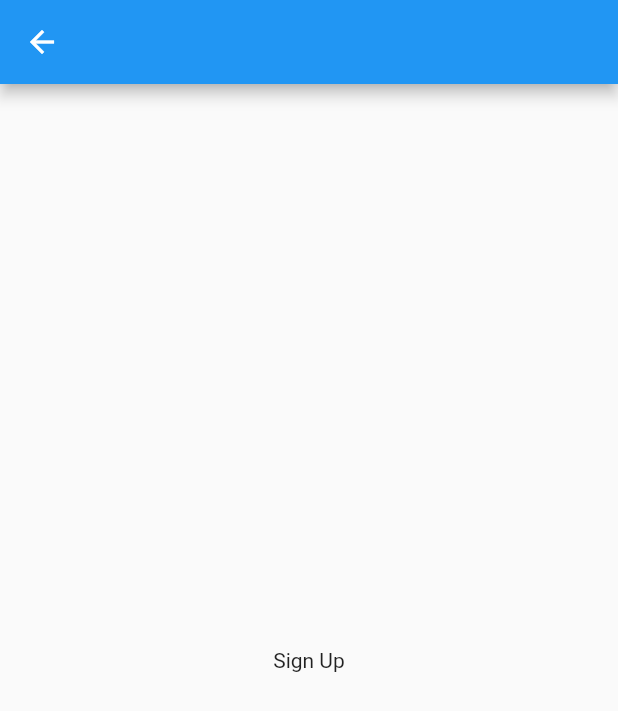
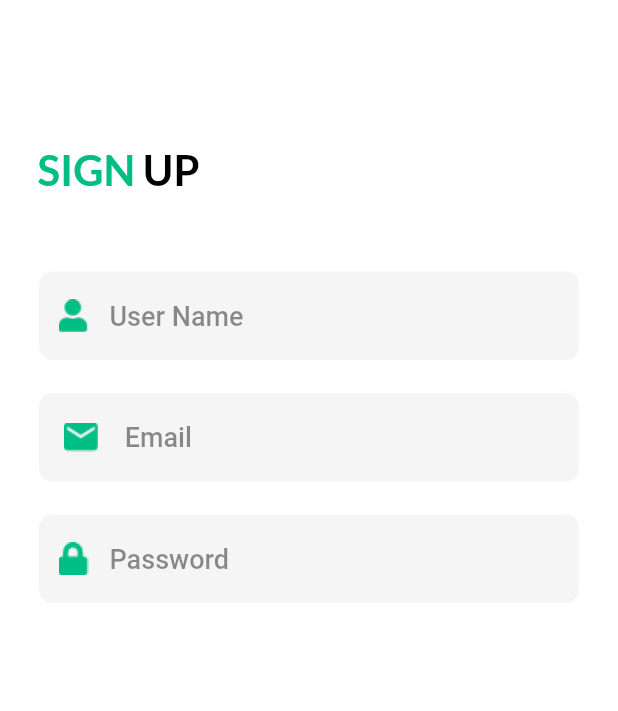
Before and after one commit to ihebmeftah/E-commerce-Full-App-Web-Getx---Firebase-Mvc, a Flutter app: the SignupScreen screen opened by its route, on a phone screen of 412 x 824 dp. Shown: the top 711 px of the screen. Run offline on Flutter 3.47's test engine with Material 2 defaults, Android fonts, the phone set to English and light mode, and no system bars; our stand-ins replace animated_text_kit, get, google_fonts.

Commit message:
create textformfield

```diff
--- a/lib/routes/routes.dart
+++ b/lib/routes/routes.dart
@@ -16,7 +16,7 @@ class Approutes {
     ),
     GetPage(
       name: Routes.signUpSCreen,
-      page: () => const SignupScreen(),
+      page: () =>  SignupScreen(),
     ),
     GetPage(
       name: Routes.loginScreen,
--- a/lib/view/screens/auth/signup.dart
+++ b/lib/view/screens/auth/signup.dart
@@ -1,14 +1,90 @@
+// ignore_for_file: must_be_immutable
+
+import 'package:ecommerceapp/utils/theme.dart';
+import 'package:ecommerceapp/view/widgets/authfields.dart';
+import 'package:ecommerceapp/view/widgets/textutils.dart';
 import 'package:flutter/material.dart';
 
 class SignupScreen extends StatelessWidget {
-  const SignupScreen({Key? key}) : super(key: key);
-
+  SignupScreen({Key? key}) : super(key: key);
+  TextEditingController nameCntrl = TextEditingController();
+  TextEditingController passCntrl = TextEditingController();
+  TextEditingController emailCntrl = TextEditingController();
   @override
   Widget build(BuildContext context) {
-    return Scaffold(
-      appBar: AppBar(),
-      body: const Center(
-        child: Text('Sign Up'),
+    return SafeArea(
+      child: Scaffold(
+        backgroundColor: Colors.white,
+        appBar: AppBar(
+          backgroundColor: Colors.white,
+          elevation: 0,
+        ),
+        body: SingleChildScrollView(
+          child: SizedBox(
+            width: double.infinity,
+            height: MediaQuery.of(context).size.height / 1.3,
+            child: Padding(
+              padding: const EdgeInsets.only(left: 25, right: 25, top: 40),
+              child: Column(
+                children: [
+                  Row(
+                    children: const [
+                      TextUtils(
+                          clr: mainColor,
+                          txt: 'SIGN',
+                          fontSize: 28,
+                          fontWeight: FontWeight.bold),
+                      SizedBox(
+                        width: 5,
+                      ),
+                      TextUtils(
+                          clr: Colors.black,
+                          txt: 'UP',
+                          fontSize: 28,
+                          fontWeight: FontWeight.bold),
+                    ],
+                  ),
+                  const SizedBox(
+                    height: 50,
+                  ),
+                  AuthFields(
+                    cntrl: nameCntrl,
+                    isPass: false,
+                    validate: () {},
+                    pIcon: Image.asset("images/user.png"),
+                    sIcon: const SizedBox(),
+                    hText: 'User Name',
+                  ),
+                  const SizedBox(
+                    height: 20,
+                  ),
+                  AuthFields(
+                    cntrl: emailCntrl,
+                    isPass: false,
+                    validate: () {},
+                    pIcon: Image.asset("images/email.png"),
+                    sIcon: const SizedBox(),
+                    hText: 'Email',
+                  ),
+                  const SizedBox(
+                    height: 20,
+                  ),
+                  AuthFields(
+                    cntrl: passCntrl,
+                    isPass: true,
+                    validate: () {},
+                    pIcon: Image.asset("images/lock.png"),
+                    sIcon: const SizedBox(),
+                    hText: 'Password',
+                  ),
+                  const SizedBox(
+                    height: 20,
+                  )
+                ],
+              ),
+            ),
+          ),
+        ),
       ),
     );
   }
--- /dev/null
+++ b/lib/view/widgets/authfields.dart
@@ -0,0 +1,49 @@
+import 'package:flutter/material.dart';
+
+class AuthFields extends StatelessWidget {
+  final TextEditingController cntrl;
+  final bool isPass;
+  final Function validate;
+  final Widget pIcon, sIcon;
+  final String hText;
+  const AuthFields(
+      {required this.cntrl,
+      required this.hText,
+      required this.pIcon,
+      required this.sIcon,
+      required this.isPass,
+      required this.validate,
+      Key? key})
+      : super(key: key);
+
+  @override
+  Widget build(BuildContext context) {
+    return TextFormField(
+      controller: cntrl,
+      obscureText: isPass,
+      cursorColor: Colors.black,
+      keyboardType: TextInputType.text,
+      validator: (value) => validate(value),
+      decoration: InputDecoration(
+        prefixIcon: pIcon,
+        suffix: sIcon,
+        hintText: hText,
+        hintStyle: const TextStyle(
+            color: Colors.black45, fontSize: 18, fontWeight: FontWeight.w500),
+        filled: true,
+        focusedErrorBorder: OutlineInputBorder(
+            borderSide: const BorderSide(color: Colors.white),
+            borderRadius: BorderRadius.circular(10)),
+        enabledBorder: OutlineInputBorder(
+            borderSide: const BorderSide(color: Colors.white),
+            borderRadius: BorderRadius.circular(10)),
+        focusedBorder: OutlineInputBorder(
+            borderSide: const BorderSide(color: Colors.white),
+            borderRadius: BorderRadius.circular(10)),
+        errorBorder: OutlineInputBorder(
+            borderSide: const BorderSide(color: Colors.white),
+            borderRadius: BorderRadius.circular(10)),
+      ),
+    );
+  }
+}
```
